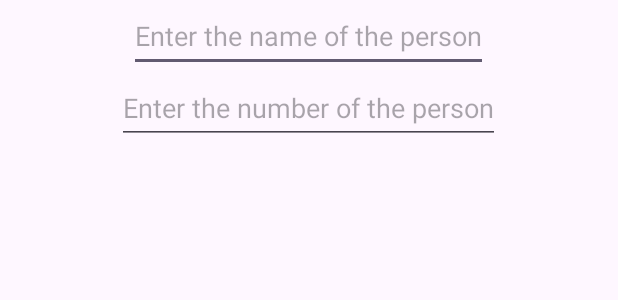
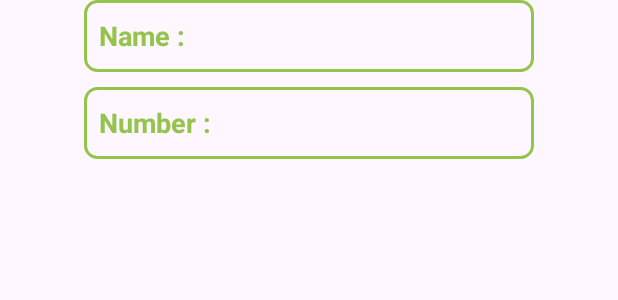
Before and after one commit to cbg7144/Gardener, an Android app: the layout activity_custom_dialog.xml on its own in the app's theme, with its tools: preview values and no code run, on a phone screen of 412 x 824 dp. Shown: the top 300 px of the screen. Run offline under Robolectric (Android 15) with nearby library versions, the light colour scheme and no system bars.

Commit message:
Fix : dialog UI 수정

```diff
--- a/app/src/main/res/layout/activity_custom_dialog.xml
+++ b/app/src/main/res/layout/activity_custom_dialog.xml
@@ -10,13 +10,22 @@
 
     <EditText
         android:id="@+id/addName"
-        android:hint="Enter the name of the person"
-        android:layout_width="wrap_content"
-        android:layout_height="48dp"/>
+        android:text="Name : "
+        android:textStyle="bold"
+        android:textColor="@color/dark_green"
+        android:layout_width="300dp"
+        android:layout_height="48dp"
+        android:paddingLeft="10dp"
+        android:background="@drawable/search_box"
+        android:layout_marginBottom="10dp"/>
 
     <EditText
         android:id="@+id/addNumber"
-        android:hint="Enter the number of the person"
-        android:layout_width="wrap_content"
-        android:layout_height="48dp"/>
+        android:text="Number : "
+        android:textStyle="bold"
+        android:textColor="@color/dark_green"
+        android:layout_width="300dp"
+        android:layout_height="48dp"
+        android:paddingLeft="10dp"
+        android:background="@drawable/search_box"/>
 </LinearLayout>
```
